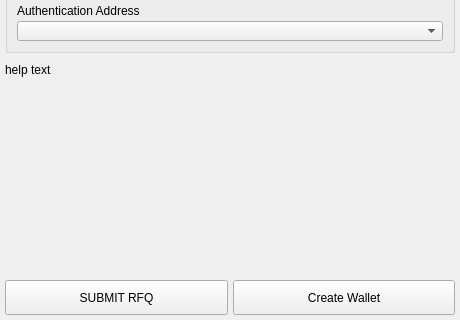
Before: the Qt Designer form BlockSettleUILib/Trading/RFQTicketXBT.ui in BlockSettle/terminal, drawn with Qt 5; both pictures show x 0 to 460 and y 437 to 757 of the 460 by 757 pixel window.
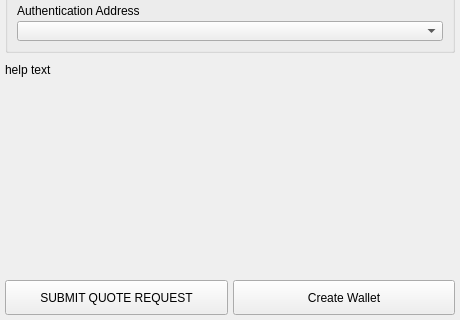
After: the same form once the commit is applied.

Patch:
```diff
--- a/BlockSettleUILib/Trading/RFQTicketXBT.ui
+++ b/BlockSettleUILib/Trading/RFQTicketXBT.ui
@@ -1165,7 +1165,7 @@
          <string notr="true"/>
         </property>
         <property name="text">
-         <string>SUBMIT RFQ</string>
+         <string>SUBMIT QUOTE REQUEST</string>
         </property>
        </widget>
       </item>
```
